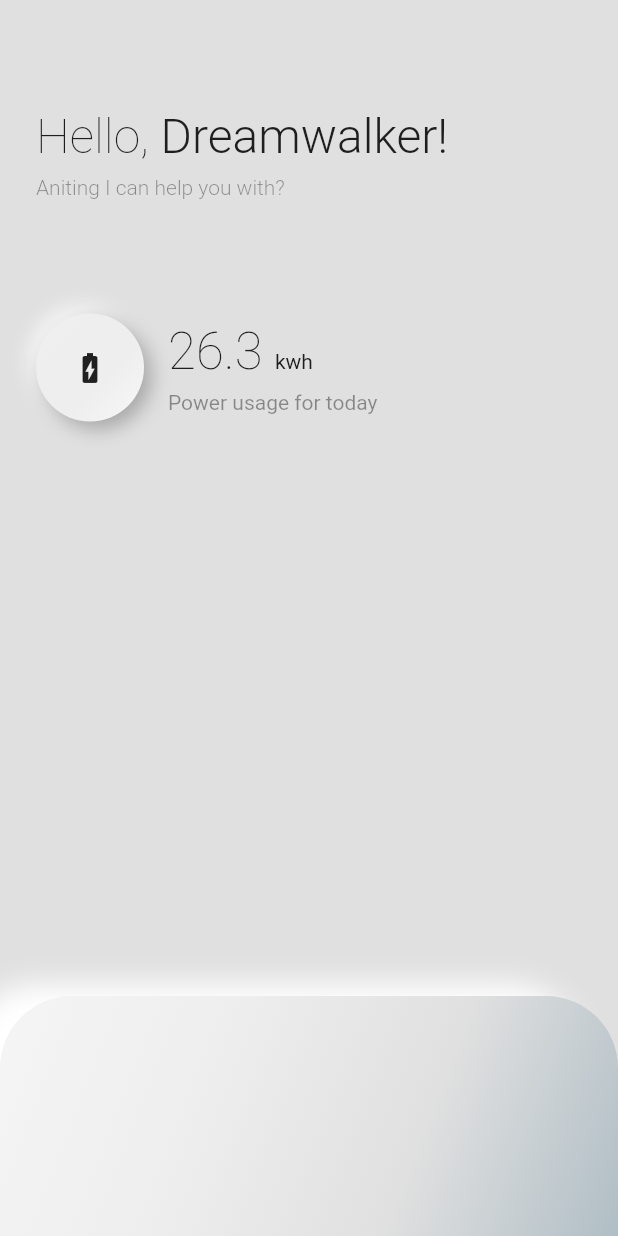
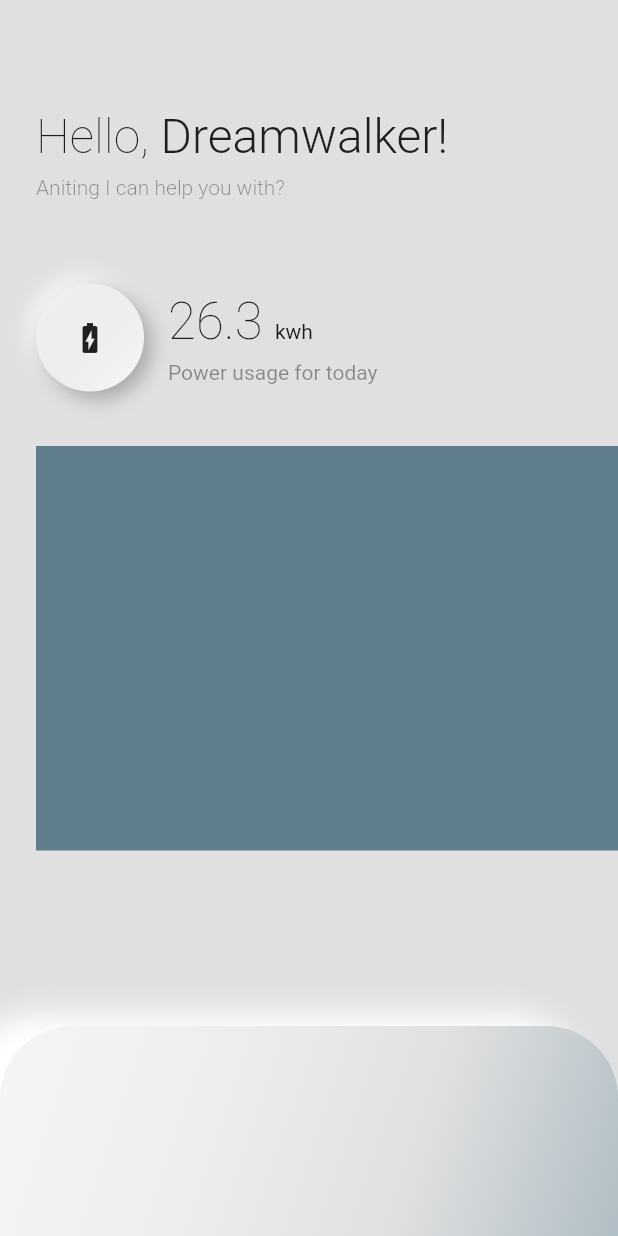
Before and after one commit to JAICHANGPARK/flutter_notebook_the_third_story, a Flutter app: the screen it shows after launch, on a phone screen of 412 x 824 dp. Run offline on Flutter 3.47's test engine with Material 2 defaults, Android fonts, the phone set to English and light mode, and no system bars; our stand-ins replace badges, dotted_border, fl_chart, google_fonts, page_transition, percent_indicator and 1 more.

Commit message:
Update smart_home_main.dart

```diff
--- a/lib/smart_home_app/smart_home_main.dart
+++ b/lib/smart_home_app/smart_home_main.dart
@@ -28,7 +28,7 @@ class _SMHomeState extends State<SMHome> {
       children: <Widget>[
         Positioned(
           left: 24,
-          right: 24,
+          right: 0,
           top: 72,
           child: Column(
             crossAxisAlignment: CrossAxisAlignment.start,
@@ -55,7 +55,7 @@ class _SMHomeState extends State<SMHome> {
                     fontWeight: FontWeight.w300),
               ),
               SizedBox(
-                height: 72,
+                height: 52,
               ),
               Container(
                 height: 80,
@@ -95,7 +95,25 @@ class _SMHomeState extends State<SMHome> {
                     ),
                   ],
                 ),
-              )
+              ),
+              SizedBox(
+                height: 32,
+              ),
+              SizedBox(
+                  height: 270,
+                  child: ListView(
+                    scrollDirection: Axis.horizontal,
+                    children: <Widget>[
+                      Container(
+                        width: 200,
+                        decoration: BoxDecoration(color: Colors.blueGrey),
+                      ),
+                      Container(
+                        width: 200,
+                        decoration: BoxDecoration(color: Colors.blueGrey),
+                      )
+                    ],
+                  ))
             ],
           ),
         ),
@@ -104,7 +122,7 @@ class _SMHomeState extends State<SMHome> {
           right: 0,
           left: 0,
           child: Container(
-            height: 160,
+            height: 140,
             margin: EdgeInsets.only(top: 16),
             decoration: BoxDecoration(
 //                color: Colors.grey.shade400,
```
